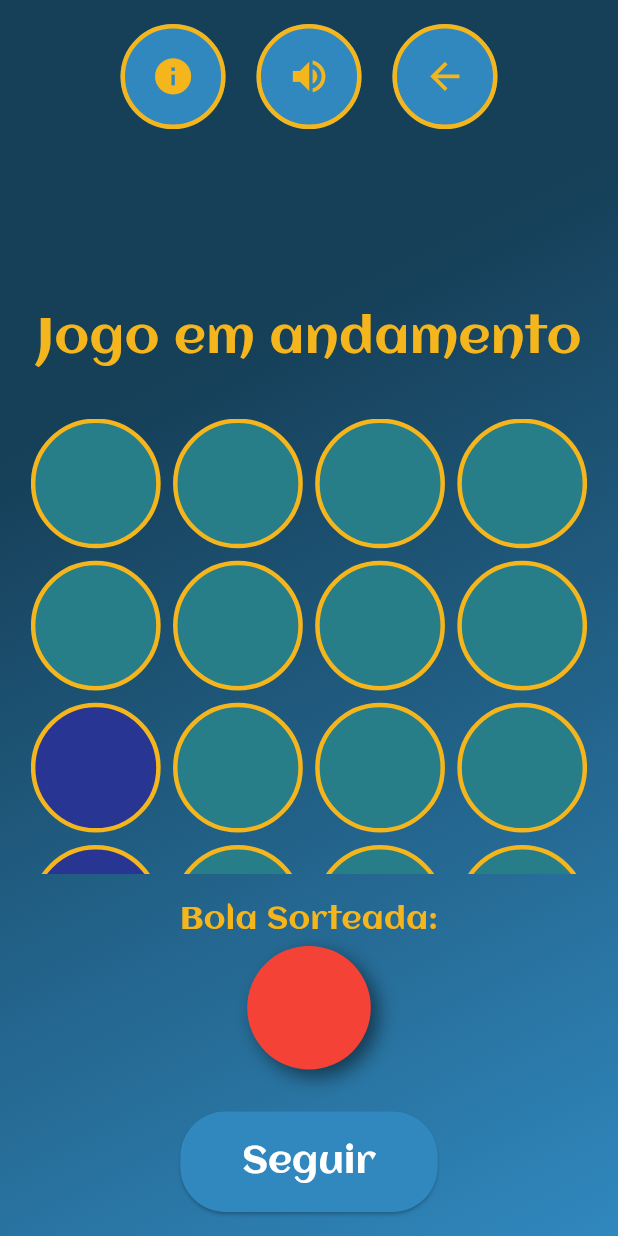
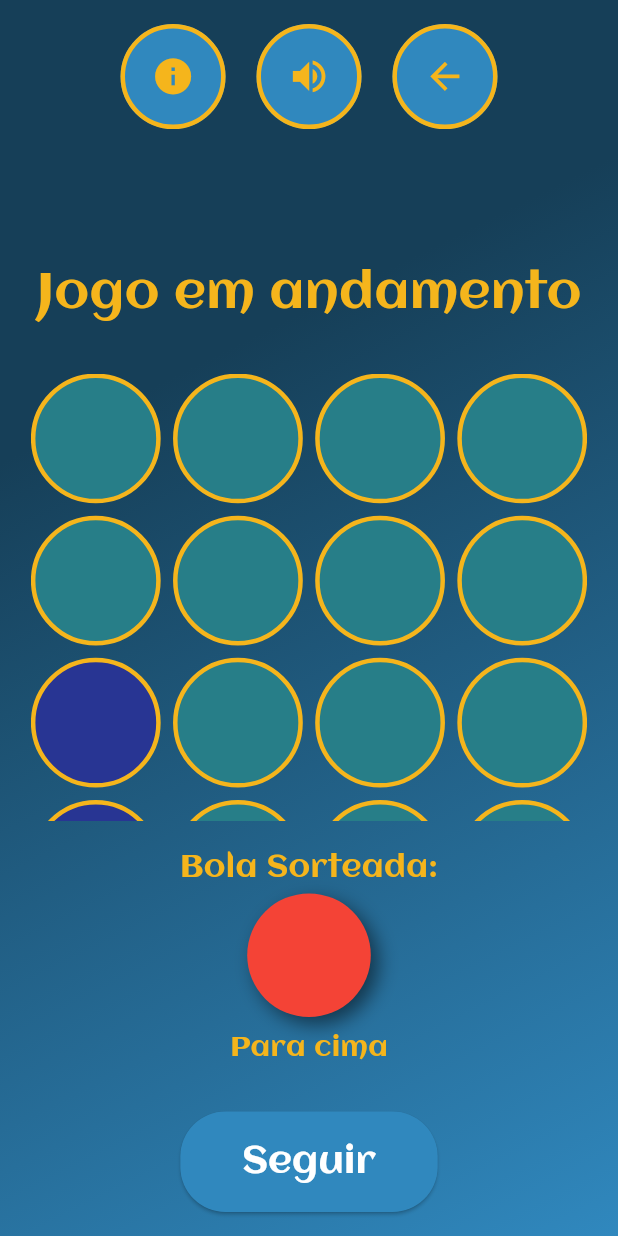
Before and after one commit to anawcarol/Jogo-dos-caminhos, a Flutter app: the GameScreen screen opened directly with empty values, after a tap on "Seguir", on a phone screen of 412 x 824 dp. Run offline on Flutter 3.47's test engine with Material 3 defaults, Android fonts, the phone set to English and light mode, and no system bars.

Commit message:
update: atualizando finalizacao dos jogos

```diff
--- a/jogo_dos_caminhos/lib/components/PlusGame/game_controller_plus.dart
+++ b/jogo_dos_caminhos/lib/components/PlusGame/game_controller_plus.dart
@@ -46,7 +46,7 @@ class GameControllerPlus extends ChangeNotifier {
   }
 
   // ---------- Interactions ----------
-    void onCellTap(int index) {
+  void onCellTap(int index) async {
     if (_restricted.contains(index) || phase == Phase.finished) return;
 
     int row = index ~/ 4, col = index % 4;
@@ -68,6 +68,10 @@ class GameControllerPlus extends ChangeNotifier {
 
           if (curX == 0 && curY == 3) {
             phase = Phase.finished;
+
+            // Aguarda 3 segundos antes de definir o resultado.
+            await Future.delayed(const Duration(seconds: 3));
+
             if (passedThroughDest) {
               player1Won = true;
               resultMessage = 'Jogador 1 venceu!';
--- a/jogo_dos_caminhos/lib/components/SoloGame/game_screen.dart
+++ b/jogo_dos_caminhos/lib/components/SoloGame/game_screen.dart
@@ -21,31 +21,54 @@ class _GameScreenState extends State<GameScreen> {
     Colors.red,
     Colors.red,
   ];
-  Color? ballColor; // Alterado para nullable
+  Color? ballColor;
   List<String> sortedBalls = [];
-  // Matriz que marca as células visitadas (movimento do caminho).
   List<List<bool>> matrix = List.generate(4, (_) => List.filled(4, false));
-  // Matriz para marcar a célula selecionada na tela anterior.
   List<List<bool>> yellowMatrix = List.generate(4, (_) => List.filled(4, false));
   List<Offset> path = [];
-  int currentX = 3; // Linha inicial (de baixo)
-  int currentY = 0; // Coluna inicial
-  bool? victory; // true se vitória, false se derrota
+  int currentX = 3;
+  int currentY = 0;
+  bool? victory;
+  bool isBlinking = false;
 
   @override
   void initState() {
     super.initState();
-    // Inicializa o ponto de partida.
     path.add(Offset(currentX.toDouble(), currentY.toDouble()));
     matrix[currentX][currentY] = true;
 
-    // Marca a célula selecionada na primeira tela.
     int selectedIndex = widget.selectedLocations.indexWhere((element) => element);
     if (selectedIndex != -1) {
       int row = selectedIndex ~/ 4;
       int col = selectedIndex % 4;
       yellowMatrix[row][col] = true;
     }
+  }
+
+  Future<void> _piscarPontoSelecionado(int row, int col) async {
+    setState(() {
+      isBlinking = true;
+    });
+
+    for (int i = 0; i < 2; i++) {
+      setState(() {
+        yellowMatrix[row][col] = false;
+      });
+      await Future.delayed(const Duration(milliseconds: 150));
+      setState(() {
+        yellowMatrix[row][col] = true;
+      });
+      await Future.delayed(const Duration(milliseconds: 150));
+      setState(() {
+        yellowMatrix[row][col] = true;
+      });
+      await Future.delayed(const Duration(milliseconds: 150));
+    }
+
+    setState(() {
+      yellowMatrix[row][col] = false;
+      isBlinking = false;
+    });
   }
 
   void _sortearBola() {
@@ -58,49 +81,55 @@ class _GameScreenState extends State<GameScreen> {
 
       _calcularCaminho(ballColor!);
 
-      // Quando não houver mais bolas, verifica vitória.
       if (balls.isEmpty) {
         _checkVictory();
       }
     });
   }
 
-  void _calcularCaminho(Color bola) {
+  void _calcularCaminho(Color bola) async {
     int nextX = currentX;
     int nextY = currentY;
 
     if (bola == Colors.green) {
-      // Movimento para a direita, se possível.
       if (currentY + 1 < 4 && !matrix[currentX][currentY + 1]) {
         nextY = currentY + 1;
       }
     } else {
-      // Movimento para cima, se possível.
       if (currentX - 1 >= 0 && !matrix[currentX - 1][currentY]) {
         nextX = currentX - 1;
       }
     }
 
-    // Atualiza a posição se houver mudança.
     if (nextX != currentX || nextY != currentY) {
       currentX = nextX;
       currentY = nextY;
       matrix[currentX][currentY] = true;
       path.add(Offset(currentX.toDouble(), currentY.toDouble()));
+
+      int selectedIndex = widget.selectedLocations.indexWhere((element) => element);
+      if (selectedIndex != -1) {
+        int selectedRow = selectedIndex ~/ 4;
+        int selectedCol = selectedIndex % 4;
+
+        if (currentX == selectedRow && currentY == selectedCol) {
+          await _piscarPontoSelecionado(selectedRow, selectedCol);
+        }
+      }
     }
   }
 
-  void _checkVictory() {
+  void _checkVictory() async {
     int selectedIndex = widget.selectedLocations.indexWhere((element) => element);
     if (selectedIndex != -1) {
       int row = selectedIndex ~/ 4;
       int col = selectedIndex % 4;
 
-      // Verifica se algum ponto do caminho corresponde à célula selecionada.
       bool win = path.any((offset) => offset.dx.toInt() == row && offset.dy.toInt() == col);
       victory = win;
 
-      // Redireciona para a tela correspondente
+      await Future.delayed(const Duration(seconds: 3));
+
       Navigator.pushReplacement(
         context,
         MaterialPageRoute(
@@ -154,12 +183,8 @@ class _GameScreenState extends State<GameScreen> {
         child: SafeArea(
           child: Column(
             children: [
-              // Linha de navegação superior.
               Padding(
-                padding: EdgeInsets.symmetric(
-                  vertical: 16.0,
-                  horizontal: 16.0,
-                ),
+                padding: EdgeInsets.symmetric(vertical: 16.0, horizontal: 16.0),
                 child: Row(
                   mainAxisAlignment: MainAxisAlignment.center,
                   children: [
@@ -188,9 +213,8 @@ class _GameScreenState extends State<GameScreen> {
                   ],
                 ),
               ),
-              // Título.
               Padding(
-                padding: const EdgeInsets.only(top: 100.0),
+                padding: const EdgeInsets.only(top: 70.0),
                 child: Column(
                   children: [
                     Text(
@@ -201,21 +225,14 @@ class _GameScreenState extends State<GameScreen> {
                         fontFamily: 'Aclonica',
                       ),
                     ),
-                    SizedBox(height: 25.0), // Increased space below the title
+                    SizedBox(height: 25.0),
                   ],
                 ),
               ),
-
               SizedBox(height: 5.0),
-              // Área de jogo: grid de células.
               Expanded(
                 child: Padding(
-                  padding: EdgeInsets.fromLTRB(
-                    screenWidth * 0.05, // Left padding
-                    0,                  // Top padding
-                    screenWidth * 0.05, // Right padding
-                    8.0,                // Reduced bottom padding
-                  ),
+                  padding: EdgeInsets.fromLTRB(screenWidth * 0.05, 0, screenWidth * 0.05, 8.0),
                   child: GridView.builder(
                     physics: const NeverScrollableScrollPhysics(),
                     gridDelegate: SliverGridDelegateWithFixedCrossAxisCount(
@@ -229,7 +246,7 @@ class _GameScreenState extends State<GameScreen> {
                       int row = index ~/ 4;
                       int col = index % 4;
                       return AnimatedContainer(
-                        duration: const Duration(milliseconds: 300),
+                        duration: const Duration(milliseconds: 200),
                         decoration: BoxDecoration(
                           color: yellowMatrix[row][col]
                               ? Colors.yellow
@@ -247,7 +264,6 @@ class _GameScreenState extends State<GameScreen> {
                   ),
                 ),
               ),
-              // Informações da bola sorteada.
               Padding(
                 padding: const EdgeInsets.symmetric(vertical: 8.0),
                 child: Column(
@@ -269,21 +285,32 @@ class _GameScreenState extends State<GameScreen> {
                       decoration: BoxDecoration(
                         color: ballColor ?? Colors.transparent,
                         shape: BoxShape.circle,
-                        boxShadow: ballColor != null ? [
+                        boxShadow: ballColor != null
+                            ? [
                                 BoxShadow(
                                   color: Colors.black.withOpacity(0.5),
                                   blurRadius: 10,
                                   offset: const Offset(5, 5),
                                 ),
-                        ] : [],
+                              ]
+                            : [],
+                      ),
+                    ),
+                    const SizedBox(height: 8.0),
+                    if (ballColor != null)
+                      Text(
+                        ballColor == Colors.green ? 'Para direita' : 'Para cima',
+                        style: TextStyle(
+                          color: const Color(0xFFF5B51C),
+                          fontSize: screenWidth * 0.045,
+                          fontFamily: 'Aclonica',
                         ),
                       ),
                   ],
                 ),
               ),
-              // Botão para sortear bola.
               Padding(
-                padding: const EdgeInsets.only(bottom: 16.0, top: 20.0), // Increased top padding
+                padding: const EdgeInsets.only(bottom: 16.0, top: 20.0),
                 child: ElevatedButton(
                   onPressed: balls.isEmpty ? null : _sortearBola,
                   style: ElevatedButton.styleFrom(
```
Also changed, not shown: jogo_dos_caminhos/lib/components/TwoGame/game_screen_dois.dart (+14 -3 lines). Lines whose indentation alone changed are shown as unchanged.
